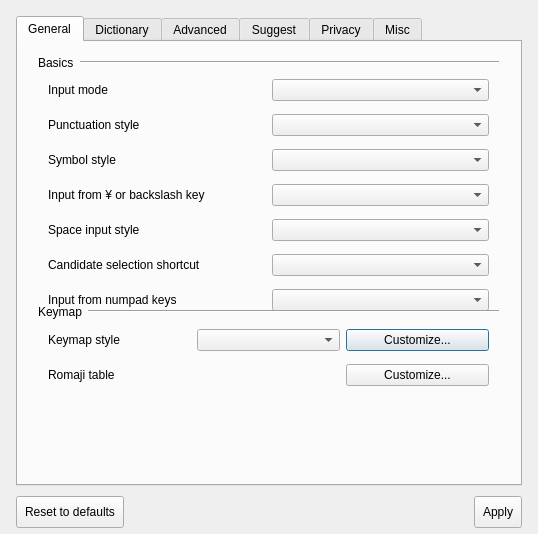
yoshikiobata/mozc, file src/gui/config_dialog/config_dialog.ui: the form before one commit.
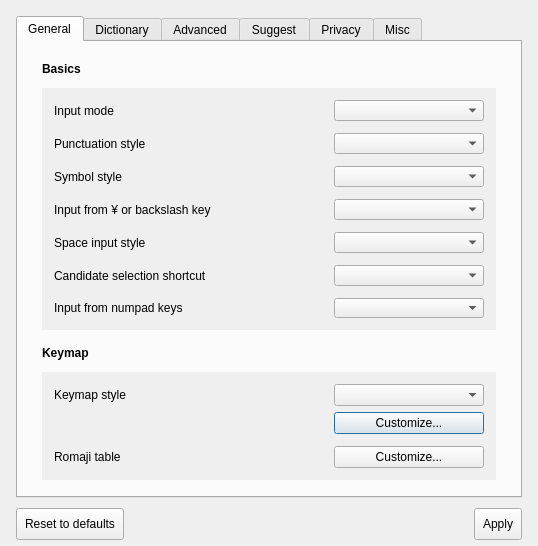
The form after the commit. Custom widgets are drawn as their Qt base class.

Commit message: improve general tab layout at config dialog

Patch:
```diff
--- a/src/gui/config_dialog/config_dialog.ui
+++ b/src/gui/config_dialog/config_dialog.ui
@@ -38,7 +38,7 @@
     <x>0</x>
     <y>0</y>
     <width>538</width>
-    <height>534</height>
+        <height>546</height>
    </rect>
   </property>
   <property name="sizePolicy">
@@ -50,13 +50,13 @@
   <property name="minimumSize">
    <size>
     <width>538</width>
-    <height>534</height>
+        <height>546</height>
    </size>
   </property>
   <property name="maximumSize">
    <size>
     <width>538</width>
-    <height>534</height>
+        <height>546</height>
    </size>
   </property>
   <property name="windowTitle">
@@ -68,7 +68,7 @@
      <x>0</x>
      <y>0</y>
      <width>538</width>
-     <height>534</height>
+          <height>546</height>
     </rect>
    </property>
    <widget class="QTabWidget" name="configDialogTabWidget">
@@ -77,26 +77,84 @@
       <x>16</x>
       <y>16</y>
       <width>506</width>
-      <height>470</height>
+            <height>482</height>
      </rect>
     </property>
     <property name="currentIndex">
      <number>0</number>
     </property>
     <widget class="QWidget" name="basicTab">
+          <property name="sizePolicy">
+            <sizepolicy hsizetype="Preferred" vsizetype="Fixed">
+              <horstretch>0</horstretch>
+              <verstretch>0</verstretch>
+            </sizepolicy>
+          </property>
      <attribute name="title">
       <string>General</string>
      </attribute>
-     <widget class="QWidget" name="gridLayoutWidget">
-      <property name="geometry">
-       <rect>
-        <x>30</x>
-        <y>30</y>
-        <width>441</width>
-        <height>248</height>
-       </rect>
-      </property>
-      <layout class="QGridLayout" name="gridLayout">
+          <layout class="QVBoxLayout" name="root">
+            <property name="spacing">
+              <number>12</number>
+            </property>
+            <property name="leftMargin">
+              <number>24</number>
+            </property>
+            <property name="topMargin">
+              <number>16</number>
+            </property>
+            <property name="rightMargin">
+              <number>24</number>
+            </property>
+            <property name="bottomMargin">
+              <number>16</number>
+            </property>
+            <item>
+              <layout class="QHBoxLayout" name="basicsLabelLayout">
+                <property name="topMargin">
+                  <number>4</number>
+                </property>
+                <item>
+                  <widget class="QLabel" name="basicsLabel">
+                    <property name="font">
+                      <font>
+                        <bold>true</bold>
+                      </font>
+                    </property>
+                    <property name="text">
+                      <string>Basics</string>
+                    </property>
+                  </widget>
+                </item>
+              </layout>
+            </item>
+            <item>
+              <widget class="QWidget" name="glcontainer">
+                <property name="sizePolicy">
+                  <sizepolicy hsizetype="Preferred" vsizetype="Fixed">
+                    <horstretch>0</horstretch>
+                    <verstretch>0</verstretch>
+                  </sizepolicy>
+                </property>
+                <property name="autoFillBackground">
+                  <bool>true</bool>
+                </property>
+                <layout class="QGridLayout" name="gridLayout" columnstretch="2,1">
+                  <property name="leftMargin">
+                    <number>12</number>
+                  </property>
+                  <property name="topMargin">
+                    <number>12</number>
+                  </property>
+                  <property name="rightMargin">
+                    <number>12</number>
+                  </property>
+                  <property name="bottomMargin">
+                    <number>12</number>
+                  </property>
+                  <property name="verticalSpacing">
+                    <number>12</number>
+                  </property>
        <item row="0" column="1">
         <widget class="QComboBox" name="inputModeComboBox"/>
        </item>
@@ -184,19 +242,53 @@
        </item>
       </layout>
      </widget>
-     <widget class="QWidget" name="gridLayoutWidget_2">
-      <property name="geometry">
-       <rect>
-        <x>30</x>
-        <y>280</y>
-        <width>441</width>
-        <height>72</height>
-       </rect>
-      </property>
-      <layout class="QGridLayout" name="gridLayout_2">
-       <item row="0" column="1">
-        <widget class="QComboBox" name="keymapSettingComboBox"/>
-       </item>
+            </item>
+            <item>
+              <layout class="QHBoxLayout" name="kaymapLabelLayout">
+                <property name="topMargin">
+                  <number>4</number>
+                </property>
+                <item>
+                  <widget class="QLabel" name="label_4">
+                    <property name="font">
+                      <font>
+                        <bold>true</bold>
+                      </font>
+                    </property>
+                    <property name="text">
+                      <string>Keymap</string>
+                    </property>
+                  </widget>
+                </item>
+              </layout>
+            </item>
+            <item>
+              <widget class="QWidget" name="glcontainer2">
+                <property name="sizePolicy">
+                  <sizepolicy hsizetype="Preferred" vsizetype="Fixed">
+                    <horstretch>0</horstretch>
+                    <verstretch>0</verstretch>
+                  </sizepolicy>
+                </property>
+                <property name="autoFillBackground">
+                  <bool>true</bool>
+                </property>
+                <layout class="QGridLayout" name="gridLayout_2" columnstretch="2,1">
+                  <property name="leftMargin">
+                    <number>12</number>
+                  </property>
+                  <property name="topMargin">
+                    <number>12</number>
+                  </property>
+                  <property name="rightMargin">
+                    <number>12</number>
+                  </property>
+                  <property name="bottomMargin">
+                    <number>12</number>
+                  </property>
+                  <property name="verticalSpacing">
+                    <number>6</number>
+                  </property>
        <item row="0" column="0">
         <widget class="QLabel" name="keymapSettingLabel">
          <property name="text">
@@ -204,99 +296,80 @@
          </property>
         </widget>
        </item>
-       <item row="0" column="2">
+                  <item row="0" column="1">
+                    <widget class="QComboBox" name="keymapSettingComboBox">
+                      <property name="minimumSize">
+                        <size>
+                          <width>150</width>
+                          <height>0</height>
+                        </size>
+                      </property>
+                    </widget>
+                  </item>
+                  <item row="1" column="1">
+                    <layout class="QVBoxLayout" name="hogehoge">
+                      <property name="spacing">
+                        <number>0</number>
+                      </property>
+                      <item>
         <widget class="QPushButton" name="editKeymapButton">
-         <property name="sizePolicy">
-          <sizepolicy hsizetype="Preferred" vsizetype="Fixed">
-           <horstretch>0</horstretch>
-           <verstretch>0</verstretch>
-          </sizepolicy>
-         </property>
          <property name="text">
           <string>Customize...</string>
          </property>
         </widget>
        </item>
-       <item row="1" column="2">
-        <widget class="QPushButton" name="editRomanTableButton">
-         <property name="text">
-          <string>Customize...</string>
-         </property>
-        </widget>
-       </item>
-       <item row="1" column="0">
+                      <item>
+                        <spacer name="hogehog3">
+                          <property name="orientation">
+                            <enum>Qt::Orientation::Vertical</enum>
+                          </property>
+                          <property name="sizeType">
+                            <enum>QSizePolicy::Policy::Fixed</enum>
+                          </property>
+                          <property name="sizeHint" stdset="0">
+                            <size>
+                              <width>1</width>
+                              <height>6</height>
+                            </size>
+                          </property>
+                        </spacer>
+                      </item>
+                    </layout>
+                  </item>
+                  <item row="2" column="0">
         <widget class="QLabel" name="label_11">
          <property name="text">
           <string>Romaji table</string>
          </property>
         </widget>
        </item>
-      </layout>
-     </widget>
-     <widget class="QWidget" name="horizontalLayoutWidget">
-      <property name="geometry">
-       <rect>
-        <x>20</x>
-        <y>10</y>
-        <width>461</width>
-        <height>21</height>
-       </rect>
-      </property>
-      <layout class="QHBoxLayout" name="horizontalLayout">
-       <item>
-        <widget class="QLabel" name="basicsLabel">
+                  <item row="2" column="1">
+                    <widget class="QPushButton" name="editRomanTableButton">
          <property name="text">
-          <string>Basics</string>
+                        <string>Customize...</string>
          </property>
         </widget>
        </item>
-       <item>
-        <widget class="Line" name="basicsLine">
-         <property name="sizePolicy">
-          <sizepolicy hsizetype="MinimumExpanding" vsizetype="Fixed">
-           <horstretch>0</horstretch>
-           <verstretch>0</verstretch>
-          </sizepolicy>
-         </property>
-         <property name="orientation">
-          <enum>Qt::Orientation::Horizontal</enum>
-         </property>
-        </widget>
-       </item>
-      </layout>
-     </widget>
-     <widget class="QWidget" name="horizontalLayoutWidget_8">
-      <property name="geometry">
-       <rect>
-        <x>20</x>
-        <y>260</y>
-        <width>461</width>
-        <height>20</height>
-       </rect>
-      </property>
-      <layout class="QHBoxLayout" name="horizontalLayout_11">
-       <item>
-        <widget class="QLabel" name="label_4">
-         <property name="text">
-          <string>Keymap</string>
-         </property>
-        </widget>
+                </layout>
+              </widget>
        </item>
        <item>
-        <widget class="Line" name="line_3">
-         <property name="sizePolicy">
-          <sizepolicy hsizetype="MinimumExpanding" vsizetype="Fixed">
-           <horstretch>0</horstretch>
-           <verstretch>0</verstretch>
-          </sizepolicy>
-         </property>
+              <spacer name="generaltabspacer">
          <property name="orientation">
-          <enum>Qt::Orientation::Horizontal</enum>
-         </property>
-        </widget>
-       </item>
-      </layout>
-     </widget>
+                  <enum>Qt::Orientation::Vertical</enum>
+                </property>
+                <property name="sizeType">
+                  <enum>QSizePolicy::Policy::Expanding</enum>
+                </property>
+                <property name="sizeHint" stdset="0">
+                  <size>
+                    <width>0</width>
+                    <height>0</height>
+                  </size>
+                </property>
+              </spacer>
+            </item>
+          </layout>
     </widget>
     <widget class="QWidget" name="dictionaryTab">
      <attribute name="title">
@@ -1720,7 +1793,7 @@
     <property name="geometry">
      <rect>
       <x>16</x>
-      <y>494</y>
+            <y>506</y>
       <width>506</width>
       <height>36</height>
      </rect>
```
Left out of the diff: 29 changed lines with no effect on the pictures. Lines whose indentation alone changed are shown as unchanged.
